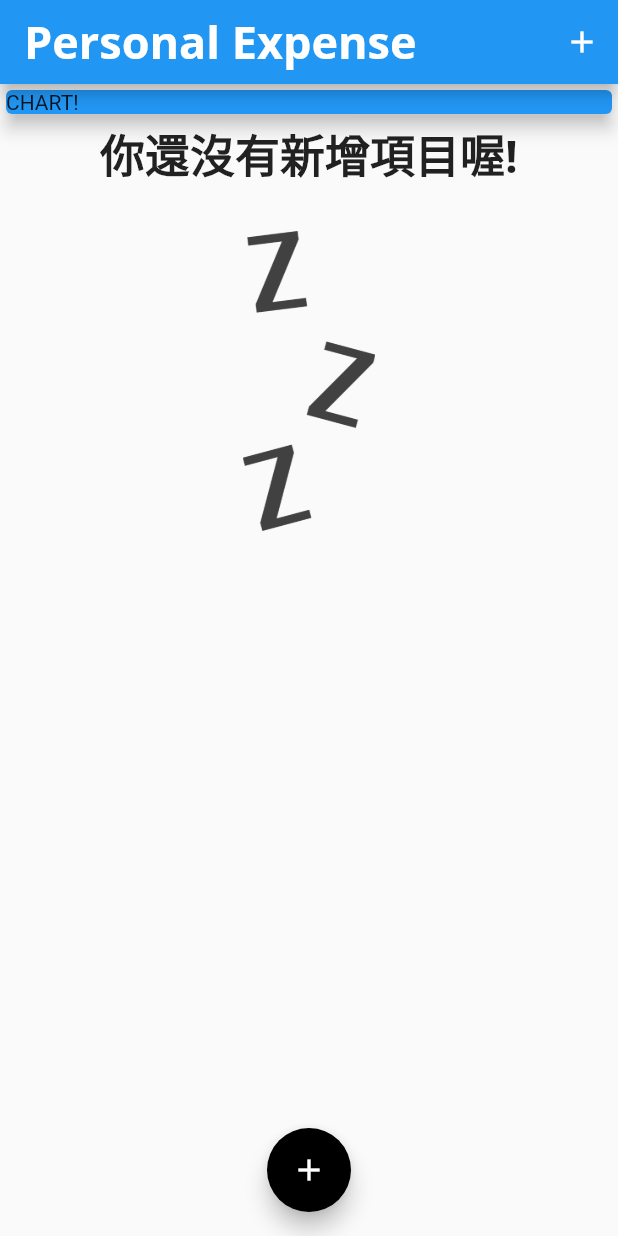
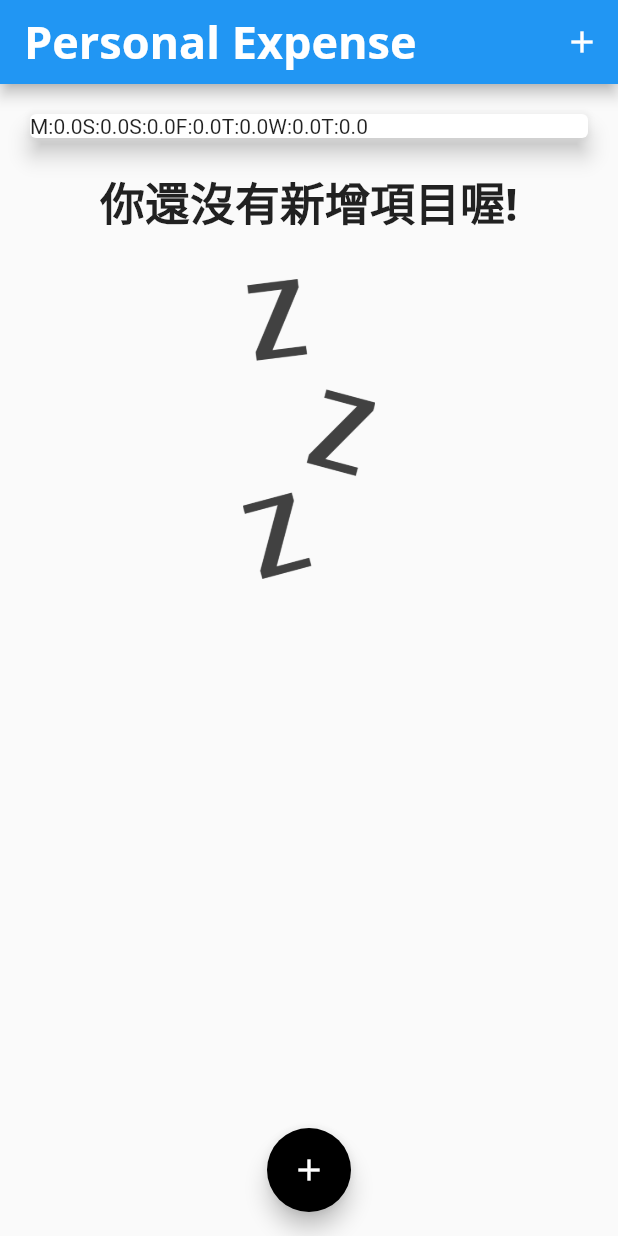
Before and after one commit to Liao-fung-min/flutter_APP, a Flutter app: the screen it shows after launch, on a phone screen of 412 x 824 dp. Run offline on Flutter 3.47's test engine with Material 2 defaults, Android fonts, the phone set to English and light mode, and no system bars.

Commit message:
新增 cahrtbar 的設計

```diff
--- a/personal_express_app/lib/main.dart
+++ b/personal_express_app/lib/main.dart
@@ -3,6 +3,7 @@
 import './widgets/new_transaction.dart';
 import './widgets/transaction_list.dart';
 import './models/transaction.dart';
+import './widgets/chart.dart';
 
 void main() => runApp(MyApp());
 
@@ -54,6 +55,16 @@
     //   date: DateTime.now(),
     // ),
   ];
+  //針對Chart來做另外的方法
+  List<Transaction> get _recentTransactions {
+    return _userTransactions.where((tx) {
+      return tx.date.isAfter(
+        DateTime.now().subtract(
+          Duration(days: 7),
+        ),
+      );
+    }).toList();
+  }
 
   void _addNewTransaction(String txTitle, double txAmount) {
     final newTx = Transaction(
@@ -100,14 +111,7 @@
           // mainAxisAlignment: MainAxisAlignment.start,
           crossAxisAlignment: CrossAxisAlignment.stretch,
           children: <Widget>[
-            Container(
-              width: double.infinity,
-              child: Card(
-                color: Colors.blue,
-                child: Text('CHART!'),
-                elevation: 5,
-              ),
-            ),
+            Chart(_recentTransactions),
             TransactionList(_userTransactions),
           ],
         ),
--- /dev/null
+++ b/personal_express_app/lib/widgets/chart.dart
@@ -0,0 +1,49 @@
+import 'package:flutter/material.dart';
+import 'package:intl/intl.dart';
+
+import '../models/transaction.dart';
+
+class Chart extends StatelessWidget {
+  final List<Transaction> recentTransactions;
+
+  Chart(this.recentTransactions);
+
+  List<Map<String, Object>> get groupedTransactionValues {
+    return List.generate(7, (index) {
+      final weekDay = DateTime.now().subtract(
+        Duration(days: index),
+      );
+
+      var totalSum = 0.0;
+
+      for (var i = 0; i < recentTransactions.length; i++) {
+        if (recentTransactions[i].date.day == weekDay.day &&
+            recentTransactions[i].date.month == weekDay.month &&
+            recentTransactions[i].date.year == weekDay.year) {
+          totalSum += recentTransactions[i].amount;
+        }
+      }
+
+      print(DateFormat.E().format(weekDay));
+      print(totalSum);
+
+      return {
+        'day': DateFormat.E().format(weekDay).substring(0, 1),
+        'amount': totalSum
+      };
+    });
+  }
+
+  @override
+  Widget build(BuildContext context) {
+    return Card(
+      elevation: 6,
+      margin: EdgeInsets.all(20),
+      child: Row(
+        children: groupedTransactionValues.map((data) {
+          return Text('${data['day']}:${data['amount']}');
+        }).toList(),
+      ),
+    );
+  }
+}
--- a/personal_express_app/lib/widgets/new_transaction.dart
+++ b/personal_express_app/lib/widgets/new_transaction.dart
@@ -1,5 +1,3 @@
-import 'dart:ffi';
-
 import 'package:flutter/material.dart';
 
 class NewTransaction extends StatefulWidget {
```
Also changed, not shown: personal_express_app/lib/widgets/chart_bar.dart (added, +49 -0 lines).
